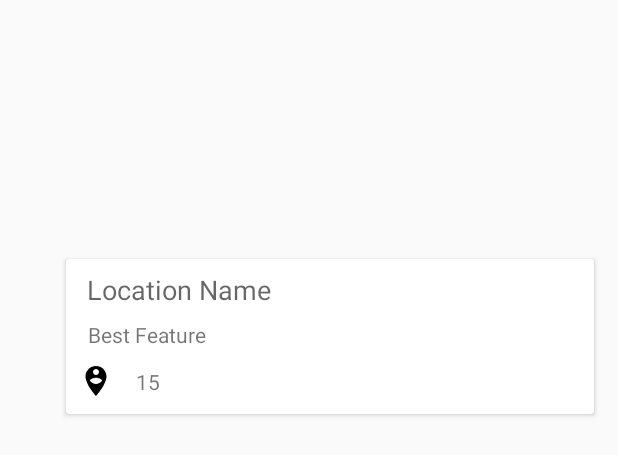
After one commit to PabiMoloi/Location, an Android app: the layout content_main.xml on its own in the app's theme, with its tools: preview values and no code run, on a phone screen of 412 x 824 dp. The commit adds this screen. Shown: the top 455 px of the screen. Run offline under Robolectric (Android 15) with nearby library versions, the phone set to English and light mode, and no system bars.

Commit message:
Addition of recyclerview and cardview screens

```diff
--- a/app/build.gradle
+++ b/app/build.gradle
@@ -36,4 +36,5 @@ dependencies {
 // Lifecycle components
     implementation "android.arch.lifecycle:extensions:$rootProject.archLifecycleVersion"
     annotationProcessor "android.arch.lifecycle:compiler:$rootProject.archLifecycleVersion"
+    implementation 'com.android.support:cardview-v7:26.1.0'
 }
--- a/app/src/main/AndroidManifest.xml
+++ b/app/src/main/AndroidManifest.xml
@@ -16,6 +16,7 @@
                 <category android:name="android.intent.category.LAUNCHER" />
             </intent-filter>
         </activity>
+        <activity android:name=".MainActivity"></activity>
     </application>
 
 </manifest>
--- a/app/src/main/java/com/example/pmoloi/location/SplashScreenActivity.java
+++ b/app/src/main/java/com/example/pmoloi/location/SplashScreenActivity.java
@@ -1,5 +1,6 @@
 package com.example.pmoloi.location;
 
+import android.content.Intent;
 import android.support.v7.app.AppCompatActivity;
 import android.os.Bundle;
 import android.widget.TextView;
@@ -14,5 +15,9 @@ public class SplashScreenActivity extends AppCompatActivity {
         setContentView(R.layout.activity_splash_screen);
         appVersionCode = findViewById(R.id.textViewSplashScreenVersionCodeLabel);
         appVersionCode.setText(BuildConfig.VERSION_NAME);
+
+        Intent homeIntent = new Intent(this, MainActivity.class);
+        startActivity(homeIntent);
+
     }
 }
--- /dev/null
+++ b/app/src/main/res/drawable/ic_person_pin_circle_black_24dp.xml
@@ -0,0 +1,9 @@
+<vector xmlns:android="http://schemas.android.com/apk/res/android"
+        android:width="24dp"
+        android:height="24dp"
+        android:viewportWidth="24.0"
+        android:viewportHeight="24.0">
+    <path
+        android:fillColor="#FF000000"
+        android:pathData="M12,2C8.14,2 5,5.14 5,9c0,5.25 7,13 7,13s7,-7.75 7,-13c0,-3.86 -3.14,-7 -7,-7zM12,4c1.1,0 2,0.9 2,2 0,1.11 -0.9,2 -2,2s-2,-0.89 -2,-2c0,-1.1 0.9,-2 2,-2zM12,14c-1.67,0 -3.14,-0.85 -4,-2.15 0.02,-1.32 2.67,-2.05 4,-2.05s3.98,0.73 4,2.05c-0.86,1.3 -2.33,2.15 -4,2.15z"/>
+</vector>
--- /dev/null
+++ b/app/src/main/res/layout/content_main.xml
@@ -0,0 +1,21 @@
+<?xml version="1.0" encoding="utf-8"?>
+<android.support.constraint.ConstraintLayout xmlns:android="http://schemas.android.com/apk/res/android"
+    xmlns:app="http://schemas.android.com/apk/res-auto"
+    xmlns:tools="http://schemas.android.com/tools"
+    android:layout_width="match_parent"
+    android:layout_height="match_parent"
+    tools:showIn="@layout/activity_main">
+
+
+    <android.support.v7.widget.RecyclerView
+        android="@+id/recyclerView"
+        android:layout_width="368dp"
+        android:layout_height="495dp"
+        android:layout_marginBottom="8dp"
+        android:layout_marginEnd="8dp"
+        android:layout_marginTop="8dp"
+        app:layout_constraintBottom_toBottomOf="parent"
+        app:layout_constraintEnd_toEndOf="parent"
+        app:layout_constraintTop_toTopOf="parent"
+        tools:listitem="@layout/recyclerview_item"/>
+</android.support.constraint.ConstraintLayout>
--- /dev/null
+++ b/app/src/main/res/layout/recyclerview_item.xml
@@ -0,0 +1,81 @@
+<?xml version="1.0" encoding="utf-8"?>
+<android.support.constraint.ConstraintLayout xmlns:android="http://schemas.android.com/apk/res/android"
+    xmlns:app="http://schemas.android.com/apk/res-auto"
+    xmlns:tools="http://schemas.android.com/tools"
+    android:layout_width="match_parent"
+    android:layout_height="match_parent">
+
+    <android.support.v7.widget.CardView
+        android="@+id/cardview_list_item"
+        android:layout_width="0dp"
+        android:layout_height="103dp"
+        android:layout_marginEnd="8dp"
+        android:layout_marginStart="8dp"
+        android:layout_marginTop="8dp"
+        app:layout_constraintEnd_toEndOf="parent"
+        app:layout_constraintHorizontal_bias="0.0"
+        app:layout_constraintStart_toStartOf="parent"
+        app:layout_constraintTop_toTopOf="parent">
+
+        <android.support.constraint.ConstraintLayout
+            android:layout_width="match_parent"
+            android:layout_height="match_parent">
+
+            <TextView
+                android:id="@+id/textViewListItemLocationName"
+                android:layout_width="wrap_content"
+                android:layout_height="wrap_content"
+                android:layout_marginEnd="8dp"
+                android:layout_marginStart="8dp"
+                android:layout_marginTop="8dp"
+                android:textAppearance="@style/TextAppearance.AppCompat.Medium"
+                app:layout_constraintEnd_toEndOf="parent"
+                app:layout_constraintHorizontal_bias="0.027"
+                app:layout_constraintStart_toStartOf="parent"
+                app:layout_constraintTop_toTopOf="parent"
+                tools:text="Location Name" />
+
+            <TextView
+                android:id="@+id/textViewListItemBestFeature"
+                android:layout_width="wrap_content"
+                android:layout_height="wrap_content"
+                android:layout_marginEnd="8dp"
+                android:layout_marginStart="8dp"
+                android:layout_marginTop="8dp"
+                app:layout_constraintEnd_toEndOf="parent"
+                app:layout_constraintHorizontal_bias="0.027"
+                app:layout_constraintStart_toStartOf="parent"
+                app:layout_constraintTop_toBottomOf="@+id/textViewListItemLocationName"
+                tools:text="Best Feature" />
+
+            <ImageView
+                android:id="@+id/imageViewListItemPersonPin"
+                android:layout_width="wrap_content"
+                android:layout_height="wrap_content"
+                android:layout_marginBottom="8dp"
+                android:layout_marginStart="8dp"
+                android:layout_marginTop="8dp"
+                app:layout_constraintBottom_toBottomOf="parent"
+                app:layout_constraintStart_toStartOf="parent"
+                app:layout_constraintTop_toBottomOf="@+id/textViewListItemBestFeature"
+                app:layout_constraintVertical_bias="0.333"
+                app:srcCompat="@drawable/ic_person_pin_circle_black_24dp" />
+
+            <TextView
+                android:id="@+id/textViewListItemNumberOfVisits"
+                android:layout_width="wrap_content"
+                android:layout_height="wrap_content"
+                android:layout_marginBottom="8dp"
+                android:layout_marginEnd="8dp"
+                android:layout_marginStart="8dp"
+                android:layout_marginTop="8dp"
+                app:layout_constraintBottom_toBottomOf="parent"
+                app:layout_constraintEnd_toEndOf="parent"
+                app:layout_constraintHorizontal_bias="0.023"
+                app:layout_constraintStart_toEndOf="@+id/imageViewListItemPersonPin"
+                app:layout_constraintTop_toBottomOf="@+id/textViewListItemBestFeature"
+                app:layout_constraintVertical_bias="0.529"
+                tools:text="15" />
+        </android.support.constraint.ConstraintLayout>
+    </android.support.v7.widget.CardView>
+</android.support.constraint.ConstraintLayout>
```
Also changed, not shown: app/src/main/java/com/example/pmoloi/location/MainActivity.java (added, +13 -0 lines), app/src/main/res/drawable/ic_add_black_24dp.xml (added, +9 -0 lines), app/src/main/res/layout/activity_main.xml (added, +25 -0 lines), app/src/main/res/layout/activity_splash_screen.xml (+4 -4 lines).
